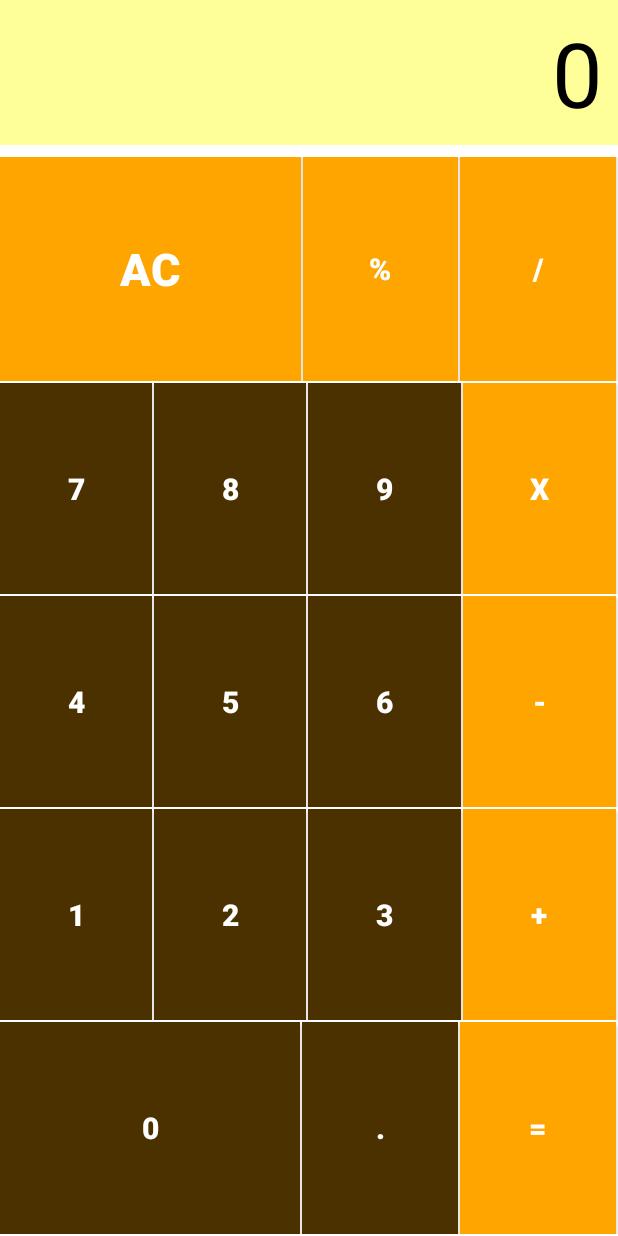
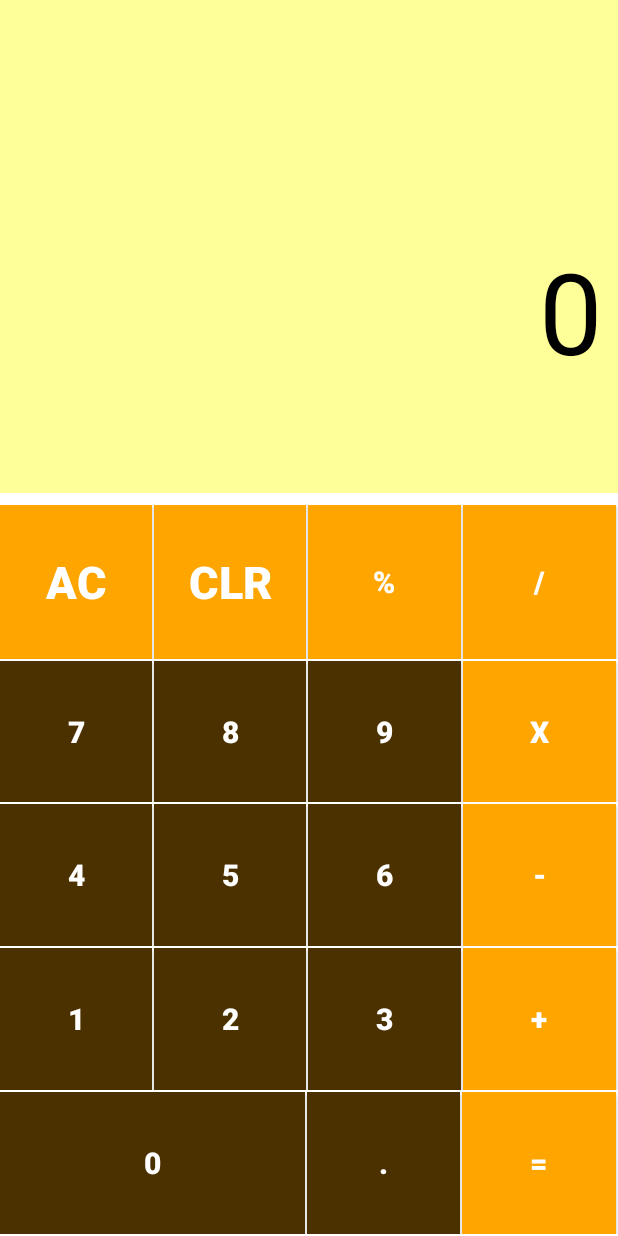
Before and after one commit to Chiv96/SimpleCalc, an Android app: the screen it shows after launch (MainActivity), on a phone screen of 412 x 824 dp. Run offline under Robolectric (Android 15) with nearby library versions, the phone set to English and light mode, and no system bars.

Commit message:
Changes-      1. Changes in xml file      2. Consecutive operators give error      3. Input and output display      4. Added CLR button

```diff
--- a/app/build.gradle
+++ b/app/build.gradle
@@ -10,6 +10,10 @@ android {
         versionCode 1
         versionName "1.0"
         testInstrumentationRunner "android.support.test.runner.AndroidJUnitRunner"
+        configurations.all {
+            resolutionStrategy.force 'com.android.support:support-annotations:23.0.1'
+        }
+
     }
     buildTypes {
         release {
@@ -23,4 +27,6 @@ dependencies {
     compile fileTree(dir: 'libs', include: ['*.jar'])
     compile 'com.android.support:appcompat-v7:25.1.1'
     testCompile 'junit:junit:4.12'
+    androidTestCompile 'com.android.support.test:runner:0.5'
+
 }
--- a/app/src/main/res/layout/activity_main.xml
+++ b/app/src/main/res/layout/activity_main.xml
@@ -12,37 +12,46 @@
 
         android:layout_width="match_parent"
         android:layout_height="wrap_content"
+        android:layout_weight="2"
         android:layout_marginBottom="8dp"
-        android:paddingBottom="8dp"
-        android:paddingTop="8dp"
+        android:paddingBottom="25dp"
+        android:paddingTop="20dp"
         android:background="@color/lightYellow"
-        android:orientation="horizontal">
+        android:orientation="vertical">
+
         <TextView
             android:id="@+id/display_screen"
             android:layout_width="match_parent"
             android:layout_height="wrap_content"
+            android:layout_weight="1"
+            android:cursorVisible="true"
+            android:gravity="right"
+            android:layout_gravity="right"
+            android:paddingLeft="10dp"
+            android:paddingRight="10dp"
+            android:singleLine="true"
+            android:textColor="@color/DimGray"
+            android:textSize="60sp"
+            />
+        <TextView
+            android:id="@+id/display_screen2"
+            android:layout_width="match_parent"
+            android:layout_height="wrap_content"
+            android:layout_weight="1"
             android:gravity="right"
             android:layout_gravity="right"
             android:cursorVisible="true"
-            android:textColorHint="@color/DimGray"
+            android:paddingTop="10dp"
             android:paddingLeft="10dp"
             android:paddingRight="10dp"
             android:singleLine="true"
-            android:text="@string/zero"
+            android:text="0"
             android:textColor="@color/black"
-            android:textSize="60sp"
+            android:textSize="75sp"
             />
-        <EditText
-            android:id="@+id/exp"
-            android:layout_width="match_parent"
-            android:layout_height="wrap_content"
-            android:enabled="false"
-            android:gravity="bottom"
-            android:lines="2"
-            android:maxLines="2"
-            android:textSize="20sp" />
+
     </LinearLayout>
-    <!--ROW 1-->
+
 
     <LinearLayout
         android:id="@+id/first_row"
@@ -53,9 +62,9 @@
         >
         <Button
             android:id="@+id/ac"
-            android:layout_width="39dp"
+            android:layout_width="1dp"
             android:layout_height="match_parent"
-            android:layout_weight="1.58"
+            android:layout_weight="1"
             android:textStyle="bold"
             android:textSize="30sp"
             android:padding="8dp"
@@ -63,7 +72,18 @@
             android:background="@color/Orange"
             android:textColor="@color/white"
             android:text="@string/ac" />
-
+        <Button
+            android:id="@+id/clr"
+            android:layout_width="1dp"
+            android:layout_height="match_parent"
+            android:layout_weight="1"
+            android:textStyle="bold"
+            android:textSize="30sp"
+            android:padding="8dp"
+            android:layout_marginRight="1dp"
+            android:background="@color/Orange"
+            android:textColor="@color/white"
+            android:text="@string/clr" />
 
         <Button
             android:id="@+id/percentage"
@@ -98,6 +118,7 @@
         android:id="@+id/second_row"
         android:layout_width="match_parent"
         android:layout_height="wrap_content"
+        android:maxHeight="1dp"
         android:layout_weight="1"
         android:layout_marginBottom="1dp"
         >
@@ -291,9 +312,9 @@
         >
         <Button
             android:id="@+id/zero"
-            android:layout_width="98dp"
+            android:layout_width="1dp"
             android:layout_height="match_parent"
-            android:layout_weight="1"
+            android:layout_weight="2"
             android:textStyle="bold"
             android:textSize="20sp"
             android:padding="8dp"
--- a/app/src/main/res/values/colors.xml
+++ b/app/src/main/res/values/colors.xml
@@ -5,7 +5,7 @@
     <color name="colorAccent">#FF4081</color>
     <color name="white">#ffff</color>
     <color name="lightYellow">#ffff99</color>
-    <color name="DimGray">#FF4081</color>
+    <color name="DimGray">#7e7e7e</color>
     <color name="black">#000</color>
     <color name="Orange">#ffa500</color>
     <color name="brown">#4c3100</color>
--- a/app/src/main/res/values/strings.xml
+++ b/app/src/main/res/values/strings.xml
@@ -18,5 +18,6 @@
     <string name="plus">+</string>
     <string name="dot">.</string>
     <string name="equal">=</string>
+    <string name="clr">CLR</string>
 
 </resources>
--- a/build.gradle
+++ b/build.gradle
@@ -6,8 +6,7 @@ buildscript {
     }
     dependencies {
         classpath 'com.android.tools.build:gradle:2.3.0'
-
-        // NOTE: Do not place your application dependencies here; they belong
+          // NOTE: Do not place your application dependencies here; they belong
         // in the individual module build.gradle files
     }
 }
```
Also changed, not shown: app/src/main/java/com/example/chivo/simplecalc/MainActivity.java (+65 -34 lines), 1 other file.
